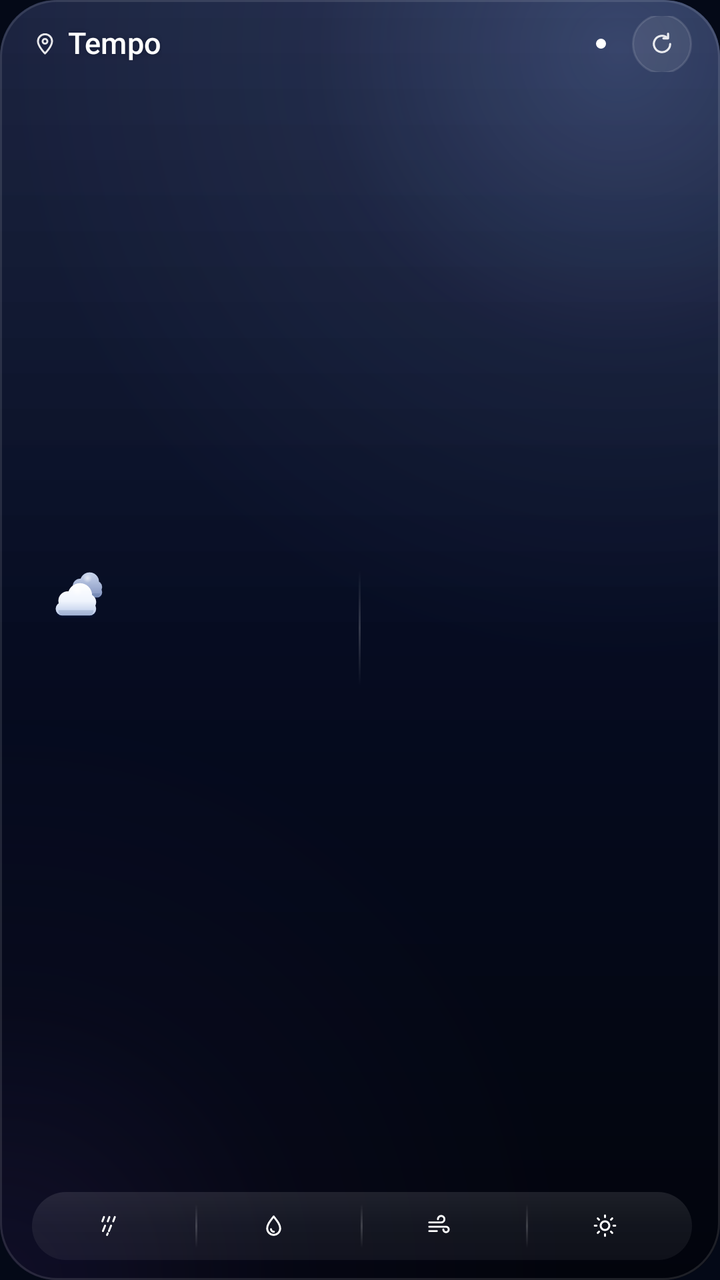
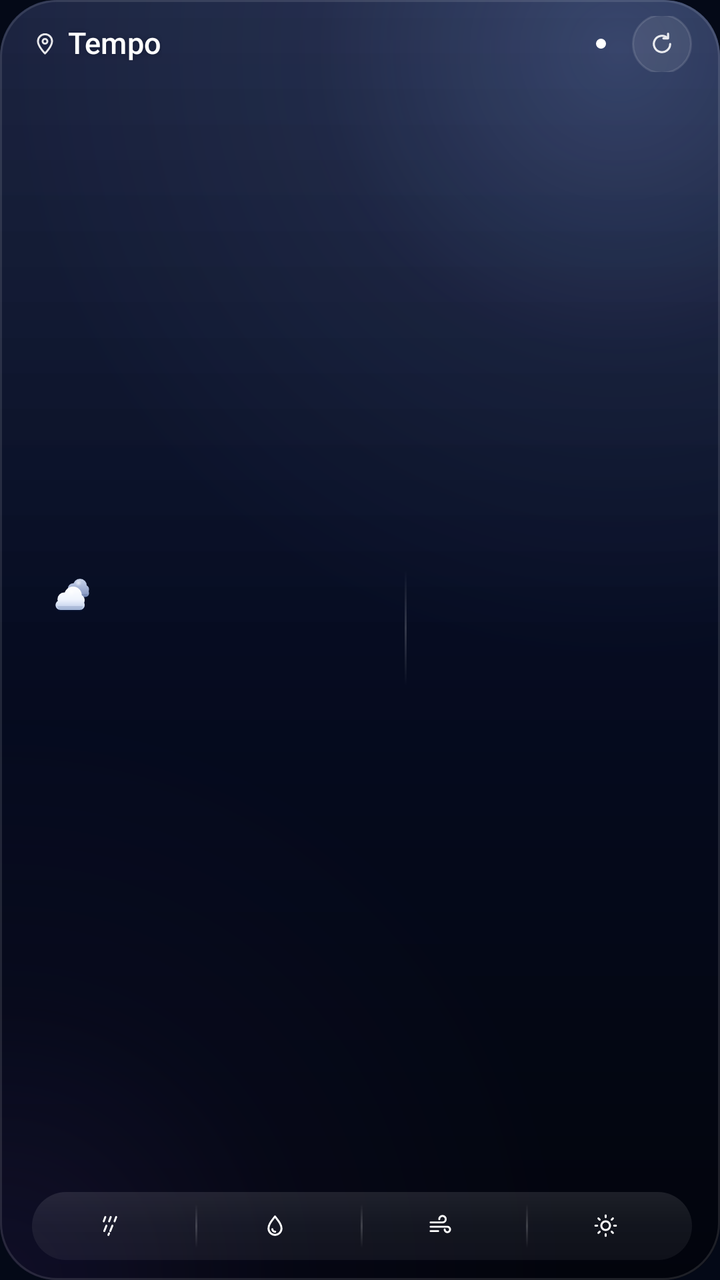

An Android layout rendered at two revisions. The XML below is the earlier revision; the diff shows what the commit changed to produce the second picture.
<!-- AndroidManifest.xml: application theme Theme.Tempo -->
<!-- res/layout/widget_medium.xml -->
<?xml version="1.0" encoding="utf-8"?>
<FrameLayout xmlns:android="http://schemas.android.com/apk/res/android"
    android:id="@android:id/background"
    android:layout_width="match_parent"
    android:layout_height="match_parent"
    android:animateLayoutChanges="true"
    android:clipToOutline="true"
    android:background="@drawable/bg_night">

    
    <ImageView android:id="@+id/bg_a" android:layout_width="match_parent" android:layout_height="match_parent"
        android:scaleType="fitXY" android:importantForAccessibility="no" android:src="@drawable/bg_night" />
    <ImageView android:id="@+id/bg_b" android:layout_width="match_parent" android:layout_height="match_parent"
        android:scaleType="fitXY" android:importantForAccessibility="no" android:visibility="invisible" />
    
    <ImageView android:id="@+id/deco" android:layout_width="match_parent" android:layout_height="match_parent"
        android:scaleType="fitXY" android:importantForAccessibility="no" />

    <LinearLayout android:layout_width="match_parent" android:layout_height="match_parent"
        android:orientation="vertical" android:paddingStart="16dp" android:paddingEnd="14dp"
        android:paddingTop="8dp" android:paddingBottom="10dp">
        <LinearLayout android:layout_width="match_parent" android:layout_height="28dp"
            android:gravity="center_vertical" android:orientation="horizontal">
            <LinearLayout android:layout_width="0dp" android:layout_height="wrap_content" android:layout_weight="1"
                android:gravity="center_vertical" android:orientation="horizontal">
                <ImageView android:layout_width="13dp" android:layout_height="13dp" android:layout_marginEnd="5dp"
                    android:alpha="0.9" android:src="@drawable/gl_pin" android:importantForAccessibility="no" />
                <TextView android:id="@+id/city" style="@style/WText.City" android:layout_width="wrap_content"
                    android:layout_height="wrap_content" android:text="@string/app_name" />
                <TextView android:id="@+id/region" style="@style/WText.Region" android:layout_width="0dp"
                    android:layout_height="wrap_content" android:layout_weight="1" android:layout_marginStart="6dp"
                    android:layout_marginEnd="6dp" />
            </LinearLayout>
            <LinearLayout android:id="@+id/alert_chip" android:layout_width="wrap_content" android:layout_height="22dp"
                    android:layout_marginStart="4dp" android:layout_marginEnd="8dp" android:background="@drawable/chip"
                    android:gravity="center_vertical" android:orientation="horizontal" android:paddingStart="7dp"
                    android:paddingEnd="9dp" android:visibility="gone">
                    <ImageView android:id="@+id/alert_icon" android:layout_width="11dp" android:layout_height="11dp"
                        android:layout_marginEnd="5dp" android:src="@drawable/gl_alert" android:importantForAccessibility="no" />
                    <TextView android:id="@+id/alert_text" style="@style/WText.Chip" android:layout_width="wrap_content"
                        android:layout_height="wrap_content" />
                </LinearLayout>
            <ImageView android:id="@+id/status_dot" android:layout_width="5dp" android:layout_height="5dp"
                android:layout_marginEnd="5dp" android:src="@drawable/status_dot" android:importantForAccessibility="no" />
            <TextView android:id="@+id/updated" style="@style/WText.Caption" android:layout_width="wrap_content"
                android:layout_height="wrap_content" android:layout_marginEnd="8dp" />
            <FrameLayout android:layout_width="30dp" android:layout_height="30dp" android:animateLayoutChanges="true">
                <ImageView android:id="@+id/refresh" android:layout_width="match_parent" android:layout_height="match_parent"
                    android:background="@drawable/glass_button" android:padding="8dp" android:src="@drawable/gl_refresh"
                    android:alpha="0.9" android:contentDescription="@string/cd_refresh" />
                <ProgressBar android:id="@+id/loading" style="@style/WLoader" android:layout_width="16dp"
                    android:layout_height="16dp" android:layout_gravity="center" />
            </FrameLayout>
        </LinearLayout>
        <LinearLayout android:layout_width="match_parent" android:layout_height="0dp" android:layout_weight="1"
            android:gravity="center_vertical" android:orientation="horizontal">
            <LinearLayout android:layout_width="0dp" android:layout_height="wrap_content" android:layout_weight="1"
                android:orientation="vertical">
                <LinearLayout android:layout_width="wrap_content" android:layout_height="wrap_content"
                    android:gravity="center_vertical" android:orientation="horizontal">
                    <FrameLayout android:id="@+id/temp_box" android:layout_width="wrap_content" android:layout_height="wrap_content"
                android:animateLayoutChanges="true" android:layout_marginStart="-2dp">
                <TextView android:id="@+id/temp_a" style="@style/WText.Temp" android:layout_width="wrap_content"
                    android:layout_height="wrap_content" android:textSize="48sp" />
                <TextView android:id="@+id/temp_b" style="@style/WText.Temp" android:layout_width="wrap_content"
                    android:layout_height="wrap_content" android:textSize="48sp" android:visibility="invisible" />
            </FrameLayout>
                    <FrameLayout android:id="@+id/icon_box" android:layout_width="36dp" android:layout_height="36dp"
                android:animateLayoutChanges="true" android:layout_marginStart="6dp">
                <ImageView android:id="@+id/icon_a" android:layout_width="match_parent" android:layout_height="match_parent"
                    android:contentDescription="@string/cd_condition_icon" android:src="@drawable/wx_cloudy" />
                <ImageView android:id="@+id/icon_b" android:layout_width="match_parent" android:layout_height="match_parent"
                    android:contentDescription="@string/cd_condition_icon" android:visibility="invisible" />
            </FrameLayout>
                </LinearLayout>
                <TextView android:id="@+id/condition" style="@style/WText.Condition" android:layout_width="match_parent"
                    android:layout_height="wrap_content" android:textSize="13sp" />
                <TextView android:id="@+id/hilo" style="@style/WText.HiLo" android:layout_width="match_parent"
                    android:layout_height="wrap_content" android:layout_marginTop="2dp" />
            </LinearLayout>
            <ImageView android:id="@+id/divider" android:layout_width="1dp" android:layout_height="58dp"
                android:layout_marginStart="10dp" android:layout_marginEnd="12dp" android:src="@drawable/hairline_v"
                android:scaleType="fitXY" android:importantForAccessibility="no" />
            <LinearLayout android:id="@+id/mini_forecast" android:layout_width="0dp" android:layout_height="66dp"
                android:layout_weight="1" android:orientation="vertical">
                <LinearLayout android:id="@+id/r0" android:layout_width="match_parent" android:layout_height="0dp"
                    android:layout_weight="1" android:gravity="center_vertical" android:orientation="horizontal">
                    <TextView android:id="@+id/r0_name" style="@style/WText.RowDay" android:layout_width="31dp"
                        android:layout_height="wrap_content" />
                    <ImageView android:id="@+id/r0_icon" android:layout_width="18dp" android:layout_height="18dp"
                        android:importantForAccessibility="no" />
                    <TextView android:id="@+id/r0_max" style="@style/WText.RowMax" android:layout_width="0dp"
                        android:layout_height="wrap_content" android:layout_weight="1" />
                    <TextView android:id="@+id/r0_min" style="@style/WText.RowMin" android:layout_width="29dp"
                        android:layout_height="wrap_content" />
                </LinearLayout>
                <LinearLayout android:id="@+id/r1" android:layout_width="match_parent" android:layout_height="0dp"
                    android:layout_weight="1" android:gravity="center_vertical" android:orientation="horizontal">
                    <TextView android:id="@+id/r1_name" style="@style/WText.RowDay" android:layout_width="31dp"
                        android:layout_height="wrap_content" />
                    <ImageView android:id="@+id/r1_icon" android:layout_width="18dp" android:layout_height="18dp"
                        android:importantForAccessibility="no" />
                    <TextView android:id="@+id/r1_max" style="@style/WText.RowMax" android:layout_width="0dp"
                        android:layout_height="wrap_content" android:layout_weight="1" />
                    <TextView android:id="@+id/r1_min" style="@style/WText.RowMin" android:layout_width="29dp"
                        android:layout_height="wrap_content" />
                </LinearLayout>
                <LinearLayout android:id="@+id/r2" android:layout_width="match_parent" android:layout_height="0dp"
                    android:layout_weight="1" android:gravity="center_vertical" android:orientation="horizontal">
                    <TextView android:id="@+id/r2_name" style="@style/WText.RowDay" android:layout_width="31dp"
                        android:layout_height="wrap_content" />
                    <ImageView android:id="@+id/r2_icon" android:layout_width="18dp" android:layout_height="18dp"
                        android:importantForAccessibility="no" />
                    <TextView android:id="@+id/r2_max" style="@style/WText.RowMax" android:layout_width="0dp"
                        android:layout_height="wrap_content" android:layout_weight="1" />
                    <TextView android:id="@+id/r2_min" style="@style/WText.RowMin" android:layout_width="29dp"
                        android:layout_height="wrap_content" />
                </LinearLayout>
            </LinearLayout>
        </LinearLayout>
        <LinearLayout android:id="@+id/metrics" android:layout_width="match_parent" android:layout_height="wrap_content"
            android:layout_marginTop="4dp" android:background="@drawable/glass_soft" android:gravity="center_vertical"
            android:orientation="horizontal" android:paddingTop="6dp" android:paddingBottom="6dp">
                <LinearLayout android:id="@+id/m0" android:layout_width="0dp" android:layout_height="wrap_content"
                    android:layout_weight="1" android:gravity="center" android:orientation="vertical"
                    android:contentDescription="@string/cd_rain">
                    <LinearLayout android:layout_width="wrap_content" android:layout_height="wrap_content"
                        android:gravity="center_vertical" android:orientation="horizontal">
                        <ImageView android:id="@+id/m0_icon" android:layout_width="13dp" android:layout_height="13dp"
                            android:layout_marginEnd="5dp" android:src="@drawable/gl_rain" android:importantForAccessibility="no" />
                        <TextView android:id="@+id/m0_value" style="@style/WText.MetricValue" android:layout_width="wrap_content"
                            android:layout_height="wrap_content" />
                    </LinearLayout>
                </LinearLayout>
<ImageView android:layout_width="1dp" android:layout_height="22dp" android:layout_gravity="center_vertical"
                    android:src="@drawable/hairline_v" android:scaleType="fitXY" android:importantForAccessibility="no" />
                <LinearLayout android:id="@+id/m1" android:layout_width="0dp" android:layout_height="wrap_content"
                    android:layout_weight="1" android:gravity="center" android:orientation="vertical"
                    android:contentDescription="@string/cd_humidity">
                    <LinearLayout android:layout_width="wrap_content" android:layout_height="wrap_content"
                        android:gravity="center_vertical" android:orientation="horizontal">
                        <ImageView android:id="@+id/m1_icon" android:layout_width="13dp" android:layout_height="13dp"
                            android:layout_marginEnd="5dp" android:src="@drawable/gl_humidity" android:importantForAccessibility="no" />
                        <TextView android:id="@+id/m1_value" style="@style/WText.MetricValue" android:layout_width="wrap_content"
                            android:layout_height="wrap_content" />
                    </LinearLayout>
                </LinearLayout>
<ImageView android:layout_width="1dp" android:layout_height="22dp" android:layout_gravity="center_vertical"
                    android:src="@drawable/hairline_v" android:scaleType="fitXY" android:importantForAccessibility="no" />
                <LinearLayout android:id="@+id/m2" android:layout_width="0dp" android:layout_height="wrap_content"
                    android:layout_weight="1" android:gravity="center" android:orientation="vertical"
                    android:contentDescription="@string/cd_wind">
                    <LinearLayout android:layout_width="wrap_content" android:layout_height="wrap_content"
                        android:gravity="center_vertical" android:orientation="horizontal">
                        <ImageView android:id="@+id/m2_icon" android:layout_width="13dp" android:layout_height="13dp"
                            android:layout_marginEnd="5dp" android:src="@drawable/gl_wind" android:importantForAccessibility="no" />
                        <TextView android:id="@+id/m2_value" style="@style/WText.MetricValue" android:layout_width="wrap_content"
                            android:layout_height="wrap_content" />
                    </LinearLayout>
                </LinearLayout>
<ImageView android:layout_width="1dp" android:layout_height="22dp" android:layout_gravity="center_vertical"
                    android:src="@drawable/hairline_v" android:scaleType="fitXY" android:importantForAccessibility="no" />
                <LinearLayout android:id="@+id/m3" android:layout_width="0dp" android:layout_height="wrap_content"
                    android:layout_weight="1" android:gravity="center" android:orientation="vertical"
                    android:contentDescription="@string/cd_uv">
                    <LinearLayout android:layout_width="wrap_content" android:layout_height="wrap_content"
                        android:gravity="center_vertical" android:orientation="horizontal">
                        <ImageView android:id="@+id/m3_icon" android:layout_width="13dp" android:layout_height="13dp"
                            android:layout_marginEnd="5dp" android:src="@drawable/gl_uv" android:importantForAccessibility="no" />
                        <TextView android:id="@+id/m3_value" style="@style/WText.MetricValue" android:layout_width="wrap_content"
                            android:layout_height="wrap_content" />
                    </LinearLayout>
                </LinearLayout>
        </LinearLayout>
        <TextView android:id="@+id/hint" style="@style/WText.Detail" android:layout_width="match_parent"
            android:layout_height="wrap_content" android:layout_marginTop="8dp" android:gravity="center"
            android:maxLines="2" android:visibility="gone" />
    </LinearLayout>
</FrameLayout>
<!-- resources referenced by this layout -->
<resources>
  <!-- drawable chip (drawable) -->
  <?xml version="1.0" encoding="utf-8"?>
  <shape xmlns:android="http://schemas.android.com/apk/res/android" android:shape="rectangle">
      <corners android:radius="11dp" />
      <solid android:color="#1FFFFFFF" />
  </shape>
  <!-- drawable status_dot (drawable) -->
  <?xml version="1.0" encoding="utf-8"?>
  <shape xmlns:android="http://schemas.android.com/apk/res/android" android:shape="oval">
      <size android:width="6dp" android:height="6dp" />
      <solid android:color="#FFFFFFFF" />
  </shape>
  <string name="app_name">Tempo</string>
  <string name="cd_condition_icon">Ícone da condição do tempo</string>
  <string name="cd_humidity">Umidade</string>
  <string name="cd_rain">Probabilidade de chuva</string>
  <string name="cd_refresh">Atualizar previsão</string>
  <string name="cd_uv">Índice UV</string>
  <string name="cd_wind">Vento</string>
  <style name="WText.Caption">
          <item name="android:textSize">11sp</item>
          <item name="android:textColor">@color/ink_quaternary</item>
          <item name="android:letterSpacing">0.03</item>
          <item name="android:fontFeatureSettings">tnum</item>
      </style>
  <style name="WText.Chip">
          <item name="android:fontFamily">sans-serif-medium</item>
          <item name="android:textSize">11sp</item>
          <item name="android:shadowRadius">0</item>
      </style>
  <style name="WText.City">
          <item name="android:fontFamily">sans-serif-medium</item>
          <item name="android:textSize">15sp</item>
          <item name="android:letterSpacing">0.005</item>
      </style>
  <style name="WText.Condition">
          <item name="android:fontFamily">sans-serif-medium</item>
          <item name="android:textSize">14sp</item>
          <item name="android:textColor">@color/ink_secondary</item>
      </style>
  <style name="WText.Detail">
          <item name="android:textSize">12sp</item>
          <item name="android:textColor">@color/ink_tertiary</item>
          <item name="android:fontFeatureSettings">tnum</item>
      </style>
  <style name="WText.HiLo">
          <item name="android:fontFamily">sans-serif-medium</item>
          <item name="android:textSize">12.5sp</item>
          <item name="android:textColor">@color/ink_secondary</item>
          <item name="android:fontFeatureSettings">tnum</item>
      </style>
  <style name="WText.MetricValue">
          <item name="android:fontFamily">sans-serif-medium</item>
          <item name="android:textSize">13.5sp</item>
          <item name="android:fontFeatureSettings">tnum</item>
      </style>
  <style name="WText.Region">
          <item name="android:textSize">11.5sp</item>
          <item name="android:textColor">@color/ink_tertiary</item>
          <item name="android:letterSpacing">0.02</item>
      </style>
  <style name="WText.RowDay">
          <item name="android:fontFamily">sans-serif-medium</item>
          <item name="android:textSize">12sp</item>
          <item name="android:textColor">@color/ink_secondary</item>
      </style>
  <style name="WText.RowMax">
          <item name="android:fontFamily">sans-serif-medium</item>
          <item name="android:textSize">13sp</item>
          <item name="android:gravity">end</item>
          <item name="android:fontFeatureSettings">tnum</item>
      </style>
  <style name="WText.RowMin">
          <item name="android:textSize">12.5sp</item>
          <item name="android:textColor">@color/ink_tertiary</item>
          <item name="android:gravity">end</item>
          <item name="android:fontFeatureSettings">tnum</item>
      </style>
  <dimen name="widget_radius">26dp</dimen>
  <dimen name="widget_inner_radius">18dp</dimen>
  <color name="ink_quaternary">#66B4C3E6</color>
  <color name="ink_secondary">#E0E8F5FF</color>
  <color name="ink_tertiary">#99C9D6F2</color>
  <color name="navy_950">#FF040917</color>
  <!-- unchanged entries left out for length: 16 -->
</resources>

<!-- the commit's change to res/layout/widget_medium.xml (unified diff, before → after) -->
@@ -33,12 +33,12 @@
             </LinearLayout>
             <LinearLayout android:id="@+id/alert_chip" android:layout_width="wrap_content" android:layout_height="22dp"
                     android:layout_marginStart="4dp" android:layout_marginEnd="8dp" android:background="@drawable/chip"
-                    android:gravity="center_vertical" android:orientation="horizontal" android:paddingStart="7dp"
-                    android:paddingEnd="9dp" android:visibility="gone">
+                    android:gravity="center_vertical" android:orientation="horizontal" android:paddingStart="8dp"
+                    android:paddingEnd="8dp" android:visibility="gone">
                     <ImageView android:id="@+id/alert_icon" android:layout_width="11dp" android:layout_height="11dp"
-                        android:layout_marginEnd="5dp" android:src="@drawable/gl_alert" android:importantForAccessibility="no" />
+                        android:src="@drawable/gl_alert" android:importantForAccessibility="no" />
                     <TextView android:id="@+id/alert_text" style="@style/WText.Chip" android:layout_width="wrap_content"
-                        android:layout_height="wrap_content" />
+                        android:layout_height="wrap_content" android:layout_marginStart="5dp" android:layout_marginEnd="1dp" />
                 </LinearLayout>
             <ImageView android:id="@+id/status_dot" android:layout_width="5dp" android:layout_height="5dp"
                 android:layout_marginEnd="5dp" android:src="@drawable/status_dot" android:importantForAccessibility="no" />
@@ -54,29 +54,30 @@
         </LinearLayout>
         <LinearLayout android:layout_width="match_parent" android:layout_height="0dp" android:layout_weight="1"
             android:gravity="center_vertical" android:orientation="horizontal">
-            <LinearLayout android:layout_width="0dp" android:layout_height="wrap_content" android:layout_weight="1"
-                android:orientation="vertical">
-                <LinearLayout android:layout_width="wrap_content" android:layout_height="wrap_content"
-                    android:gravity="center_vertical" android:orientation="horizontal">
-                    <FrameLayout android:id="@+id/temp_box" android:layout_width="wrap_content" android:layout_height="wrap_content"
+            
+            <LinearLayout android:layout_width="0dp" android:layout_height="wrap_content" android:layout_weight="1.35"
+                android:gravity="center_vertical" android:orientation="horizontal">
+                <FrameLayout android:id="@+id/temp_box" android:layout_width="wrap_content" android:layout_height="wrap_content"
                 android:animateLayoutChanges="true" android:layout_marginStart="-2dp">
                 <TextView android:id="@+id/temp_a" style="@style/WText.Temp" android:layout_width="wrap_content"
-                    android:layout_height="wrap_content" android:textSize="48sp" />
+                    android:layout_height="wrap_content" android:textSize="46sp" />
                 <TextView android:id="@+id/temp_b" style="@style/WText.Temp" android:layout_width="wrap_content"
-                    android:layout_height="wrap_content" android:textSize="48sp" android:visibility="invisible" />
+                    android:layout_height="wrap_content" android:textSize="46sp" android:visibility="invisible" />
             </FrameLayout>
-                    <FrameLayout android:id="@+id/icon_box" android:layout_width="36dp" android:layout_height="36dp"
-                android:animateLayoutChanges="true" android:layout_marginStart="6dp">
+                <LinearLayout android:layout_width="0dp" android:layout_height="wrap_content" android:layout_weight="1"
+                    android:layout_marginStart="8dp" android:orientation="vertical">
+                    <FrameLayout android:id="@+id/icon_box" android:layout_width="26dp" android:layout_height="26dp"
+                android:animateLayoutChanges="true">
                 <ImageView android:id="@+id/icon_a" android:layout_width="match_parent" android:layout_height="match_parent"
                     android:contentDescription="@string/cd_condition_icon" android:src="@drawable/wx_cloudy" />
                 <ImageView android:id="@+id/icon_b" android:layout_width="match_parent" android:layout_height="match_parent"
                     android:contentDescription="@string/cd_condition_icon" android:visibility="invisible" />
             </FrameLayout>
+                    <TextView android:id="@+id/condition" style="@style/WText.Condition" android:layout_width="match_parent"
+                        android:layout_height="wrap_content" android:layout_marginTop="2dp" android:textSize="12.5sp" />
+                    <TextView android:id="@+id/hilo" style="@style/WText.HiLo" android:layout_width="match_parent"
+                        android:layout_height="wrap_content" android:layout_marginTop="2dp" android:textSize="12sp" />
                 </LinearLayout>
-                <TextView android:id="@+id/condition" style="@style/WText.Condition" android:layout_width="match_parent"
-                    android:layout_height="wrap_content" android:textSize="13sp" />
-                <TextView android:id="@+id/hilo" style="@style/WText.HiLo" android:layout_width="match_parent"
-                    android:layout_height="wrap_content" android:layout_marginTop="2dp" />
             </LinearLayout>
             <ImageView android:id="@+id/divider" android:layout_width="1dp" android:layout_height="58dp"
                 android:layout_marginStart="10dp" android:layout_marginEnd="12dp" android:src="@drawable/hairline_v"
@@ -127,7 +128,7 @@
                     <LinearLayout android:layout_width="wrap_content" android:layout_height="wrap_content"
                         android:gravity="center_vertical" android:orientation="horizontal">
                         <ImageView android:id="@+id/m0_icon" android:layout_width="13dp" android:layout_height="13dp"
-                            android:layout_marginEnd="5dp" android:src="@drawable/gl_rain" android:importantForAccessibility="no" />
+                            android:layout_marginEnd="4dp" android:src="@drawable/gl_rain" android:importantForAccessibility="no" />
                         <TextView android:id="@+id/m0_value" style="@style/WText.MetricValue" android:layout_width="wrap_content"
                             android:layout_height="wrap_content" />
                     </LinearLayout>
@@ -140,7 +141,7 @@
                     <LinearLayout android:layout_width="wrap_content" android:layout_height="wrap_content"
                         android:gravity="center_vertical" android:orientation="horizontal">
                         <ImageView android:id="@+id/m1_icon" android:layout_width="13dp" android:layout_height="13dp"
-                            android:layout_marginEnd="5dp" android:src="@drawable/gl_humidity" android:importantForAccessibility="no" />
+                            android:layout_marginEnd="4dp" android:src="@drawable/gl_humidity" android:importantForAccessibility="no" />
                         <TextView android:id="@+id/m1_value" style="@style/WText.MetricValue" android:layout_width="wrap_content"
                             android:layout_height="wrap_content" />
                     </LinearLayout>
@@ -153,7 +154,7 @@
                     <LinearLayout android:layout_width="wrap_content" android:layout_height="wrap_content"
                         android:gravity="center_vertical" android:orientation="horizontal">
                         <ImageView android:id="@+id/m2_icon" android:layout_width="13dp" android:layout_height="13dp"
-                            android:layout_marginEnd="5dp" android:src="@drawable/gl_wind" android:importantForAccessibility="no" />
+                            android:layout_marginEnd="4dp" android:src="@drawable/gl_wind" android:importantForAccessibility="no" />
                         <TextView android:id="@+id/m2_value" style="@style/WText.MetricValue" android:layout_width="wrap_content"
                             android:layout_height="wrap_content" />
                     </LinearLayout>
@@ -166,7 +167,7 @@
                     <LinearLayout android:layout_width="wrap_content" android:layout_height="wrap_content"
                         android:gravity="center_vertical" android:orientation="horizontal">
                         <ImageView android:id="@+id/m3_icon" android:layout_width="13dp" android:layout_height="13dp"
-                            android:layout_marginEnd="5dp" android:src="@drawable/gl_uv" android:importantForAccessibility="no" />
+                            android:layout_marginEnd="4dp" android:src="@drawable/gl_uv" android:importantForAccessibility="no" />
                         <TextView android:id="@+id/m3_value" style="@style/WText.MetricValue" android:layout_width="wrap_content"
                             android:layout_height="wrap_content" />
                     </LinearLayout>
